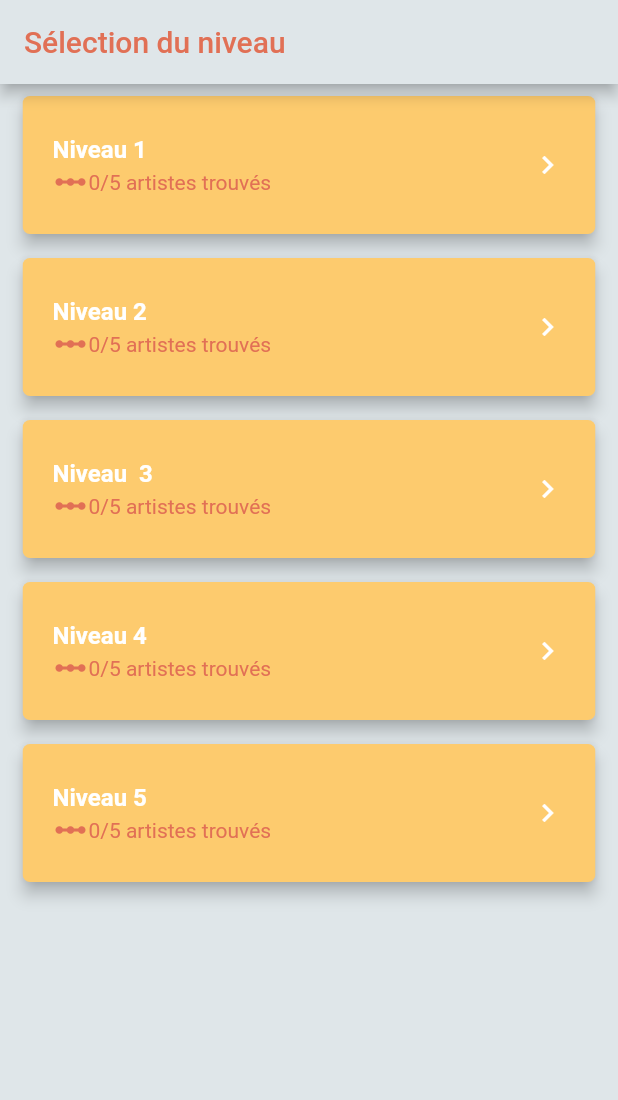
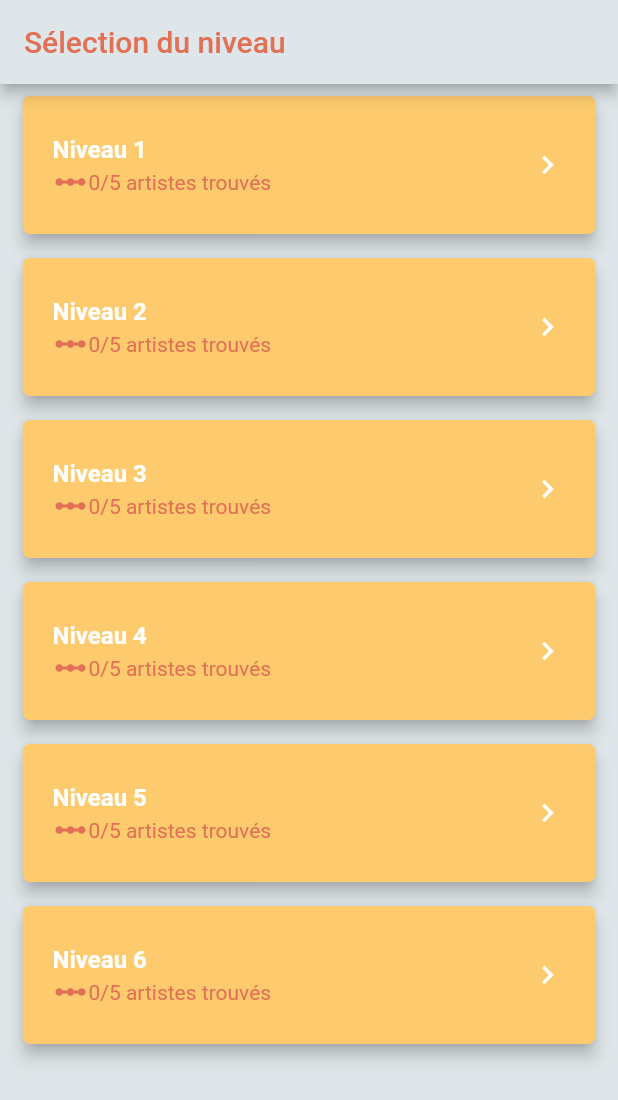
Before and after one commit to aurelienbouteiller/musika, a Flutter app: the screen it shows after launch, on a phone screen of 412 x 824 dp. Shown: the top 1100 px of the screen. Run offline on Flutter 3.47's test engine with Material 2 defaults, Android fonts, the phone set to English and light mode, and no system bars; our stand-ins replace audioplayers, flare_flutter.

Commit message:
Data for levels and Artists to guess a song from it

```diff
--- /dev/null
+++ b/lib/Level.dart
@@ -0,0 +1,8 @@
+import 'package:musika/model/Artist.dart';
+
+class Level {
+  int id;
+  List<Artist> artistList;
+
+  Level({this.id, this.artistList});
+}
--- a/lib/SelectLevelPage.dart
+++ b/lib/SelectLevelPage.dart
@@ -2,6 +2,8 @@ import 'package:flutter/cupertino.dart';
 import 'package:flutter/material.dart';
 import 'package:musika/SelectArtistPage.dart';
 import 'package:musika/model/Artist.dart';
+
+import 'Level.dart';
 
 class SelectLevelPage extends StatefulWidget {
   SelectLevelPage({Key key}) : super(key: key);
@@ -11,16 +13,69 @@ class SelectLevelPage extends StatefulWidget {
 }
 
 class _SelectLevelPageState extends State<SelectLevelPage> {
-  List<String> niveaux;
+  List<Level> levels;
 
   @override
   void initState() {
     super.initState();
+    levels = List();
 
-    niveaux = ["Niveau 1", "Niveau 2", "Niveau  3", "Niveau 4", "Niveau 5"];
+    List<Artist> firstLevelArtistList = List.from([
+      Artist(id: 259467, name: "Orelsan"),
+      Artist(id: 1412564, name: "Nekfeu"),
+      Artist(id: 5175734, name: "Vald"),
+      Artist(id: 9197980, name: "Damso"),
+      Artist(id: 1519461, name: "PNL"),
+    ]);
+    levels.add(Level(id: 1, artistList: firstLevelArtistList));
+
+    List<Artist> secondLevelArtistList = List.from([
+      Artist(id: 412, name: "Queen"),
+      Artist(id: 1, name: "The Beatles"),
+      Artist(id: 892, name: "Coldplay"),
+      Artist(id: 47, name: "Indochine"),
+      Artist(id: 11, name: "The Rolling Stones"),
+    ]);
+    levels.add(Level(id: 2, artistList: secondLevelArtistList));
+
+    List<Artist> thirdLevelArtistList = List.from([
+      Artist(id: 542, name: "David Guetta"),
+      Artist(id: 482758, name: "DJ Snake"),
+      Artist(id: 12178, name: "Calvin Harris"),
+      Artist(id: 293585, name: "Avicii"),
+      Artist(id: 3968561, name: "Martin Garrix"),
+    ]);
+    levels.add(Level(id: 3, artistList: thirdLevelArtistList));
+
+    List<Artist> fourthLevelArtistList = List.from([
+      Artist(id: 4803754, name: "Dadju"),
+      Artist(id: 8909272, name: "Aya Nakamura"),
+      Artist(id: 4050205, name: "The Weeknd"),
+      Artist(id: 228, name: "Alicia Keys"),
+      Artist(id: 102, name: "Chris Brown"),
+    ]);
+    levels.add(Level(id: 4, artistList: fourthLevelArtistList));
+
+    List<Artist> fifthLevelArtistList = List.from([
+      Artist(id: 282118, name: "Major Lazer"),
+      Artist(id: 5283366, name: "The Avener"),
+      Artist(id: 7912872, name: "Petit Biscuit"),
+      Artist(id: 6032634, name: "Ofenbach"),
+      Artist(id: 262271, name: "Dimitri Vegas & Like Mike"),
+    ]);
+    levels.add(Level(id: 5, artistList: fifthLevelArtistList));
+
+    List<Artist> sixthLevelArtistList = List.from([
+      Artist(id: 1120, name: "Jean-Jacques Goldman"),
+      Artist(id: 358, name: "Mylène Farmer"),
+      Artist(id: 13314683, name: "Bon Entendeur"),
+      Artist(id: 15887, name: "Julien Doré"),
+      Artist(id: 457, name: "Tryo"),
+    ]);
+    levels.add(Level(id: 6, artistList: sixthLevelArtistList));
   }
 
-  _navigateToArtistPage(BuildContext context, String niveau) {
+  navigateToArtistPage(BuildContext context, Level level) {
     Navigator.of(context).push(
       PageRouteBuilder<SelectArtistPage>(
         pageBuilder: (
@@ -28,7 +83,7 @@ class _SelectLevelPageState extends State<SelectLevelPage> {
           Animation<double> animation,
           Animation<double> secondaryAnimation,
         ) {
-          return SelectArtistPage(niveau: niveau);
+          return SelectArtistPage(level: level);
         },
         transitionsBuilder: (
           BuildContext context,
@@ -55,10 +110,13 @@ class _SelectLevelPageState extends State<SelectLevelPage> {
         ),
         backgroundColor: Theme.of(context).backgroundColor,
         body: ListView.builder(
-        itemCount: niveaux.length,
+            itemCount: levels.length,
             itemBuilder: (context, index) {
+              var level = levels.elementAt(index);
+              var levelId = levels[index].id;
+
               return Hero(
-            tag: niveaux[index],
+                tag: levelId,
                 child: Card(
                   elevation: 4.5,
                   color: Colors.transparent,
@@ -71,14 +129,14 @@ class _SelectLevelPageState extends State<SelectLevelPage> {
                       child: ListTile(
                         contentPadding: EdgeInsets.symmetric(
                             horizontal: 20.0, vertical: 10.0),
-                    title: Text(niveaux[index],
+                        title: Text("Niveau $levelId",
                             style: TextStyle(
                                 color: Theme.of(context).secondaryHeaderColor,
                                 fontWeight: FontWeight.bold)),
                         trailing: Icon(Icons.keyboard_arrow_right,
                             color: Theme.of(context).secondaryHeaderColor),
                         onTap: () {
-                      _navigateToArtistPage(context, niveaux[index]);
+                          navigateToArtistPage(context, level);
                         },
                         subtitle: Row(
                           children: <Widget>[
```
Also changed, not shown: lib/SelectArtistPage.dart (+31 -35 lines), lib/main.dart (+6 -7 lines), lib/widget/ArtistWidget.dart (+29 -23 lines), pubspec.lock. Lines whose indentation alone changed are shown as unchanged.
